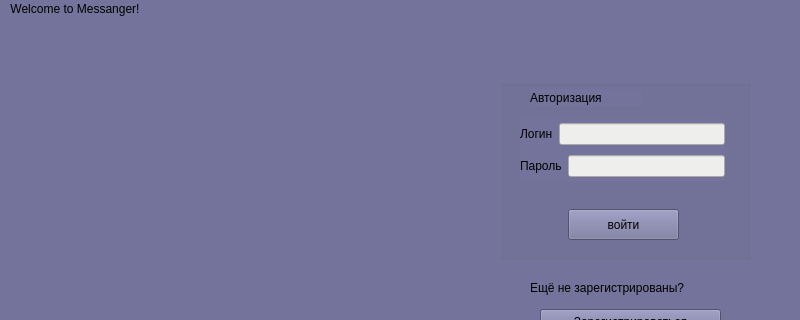
The window that desktop/mainwindow.ui (yutfut/messenger) describes before a commit, drawn with Qt 5; both pictures show x 0 to 800 and y 0 to 320 of the 800 by 517 pixel window.
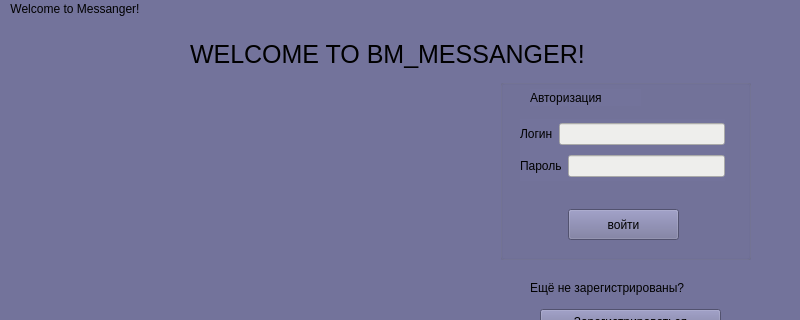
The same window after the commit.

Patch:
```diff
--- a/desktop/mainwindow.ui
+++ b/desktop/mainwindow.ui
@@ -162,16 +162,35 @@
    <widget class="QLabel" name="main_picture">
     <property name="geometry">
      <rect>
-      <x>20</x>
+      <x>0</x>
       <y>0</y>
       <width>471</width>
       <height>391</height>
      </rect>
     </property>
+    <property name="styleSheet">
+     <string notr="true"/>
+    </property>
     <property name="text">
      <string/>
     </property>
    </widget>
+   <widget class="QLabel" name="label_4">
+    <property name="geometry">
+     <rect>
+      <x>190</x>
+      <y>20</y>
+      <width>581</width>
+      <height>31</height>
+     </rect>
+    </property>
+    <property name="styleSheet">
+     <string notr="true">font-size: 25px</string>
+    </property>
+    <property name="text">
+     <string>WELCOME TO BM_MESSANGER!</string>
+    </property>
+   </widget>
   </widget>
   <widget class="QMenuBar" name="menubar">
    <property name="geometry">
```
